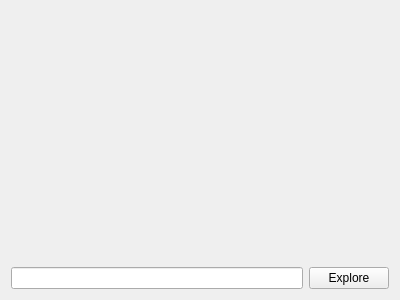
The window that manager/ui/gamesimportwizard/pathselectpage.ui (lazyfox-studio/retrofox) describes before a commit, drawn with Qt 5.
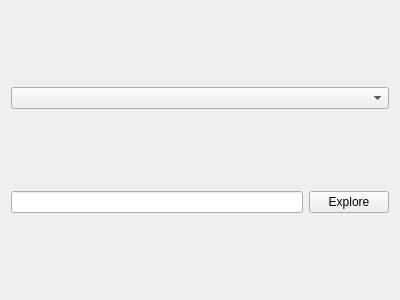
The same window after the commit.

Commit message: Platform selection

```diff
--- a/manager/ui/gamesimportwizard/pathselectpage.ui
+++ b/manager/ui/gamesimportwizard/pathselectpage.ui
@@ -14,16 +14,29 @@
    <string>WizardPage</string>
   </property>
   <layout class="QGridLayout" name="gridLayout">
-   <item row="1" column="0">
-    <widget class="QLineEdit" name="edit_path"/>
-   </item>
-   <item row="1" column="1">
+   <item row="3" column="1">
     <widget class="QPushButton" name="button_explore">
      <property name="text">
       <string>Explore</string>
      </property>
     </widget>
    </item>
+   <item row="2" column="0" colspan="2">
+    <spacer name="verticalSpacer_3">
+     <property name="orientation">
+      <enum>Qt::Vertical</enum>
+     </property>
+     <property name="sizeHint" stdset="0">
+      <size>
+       <width>20</width>
+       <height>40</height>
+      </size>
+     </property>
+    </spacer>
+   </item>
+   <item row="3" column="0">
+    <widget class="QLineEdit" name="edit_path"/>
+   </item>
    <item row="0" column="0" colspan="2">
     <spacer name="verticalSpacer">
      <property name="orientation">
@@ -37,6 +50,22 @@
      </property>
     </spacer>
    </item>
+   <item row="6" column="0" colspan="2">
+    <spacer name="verticalSpacer_2">
+     <property name="orientation">
+      <enum>Qt::Vertical</enum>
+     </property>
+     <property name="sizeHint" stdset="0">
+      <size>
+       <width>20</width>
+       <height>40</height>
+      </size>
+     </property>
+    </spacer>
+   </item>
+   <item row="1" column="0" colspan="2">
+    <widget class="QComboBox" name="combobox_platform"/>
+   </item>
   </layout>
  </widget>
  <resources/>
```
The commit also changes 12 other files.
